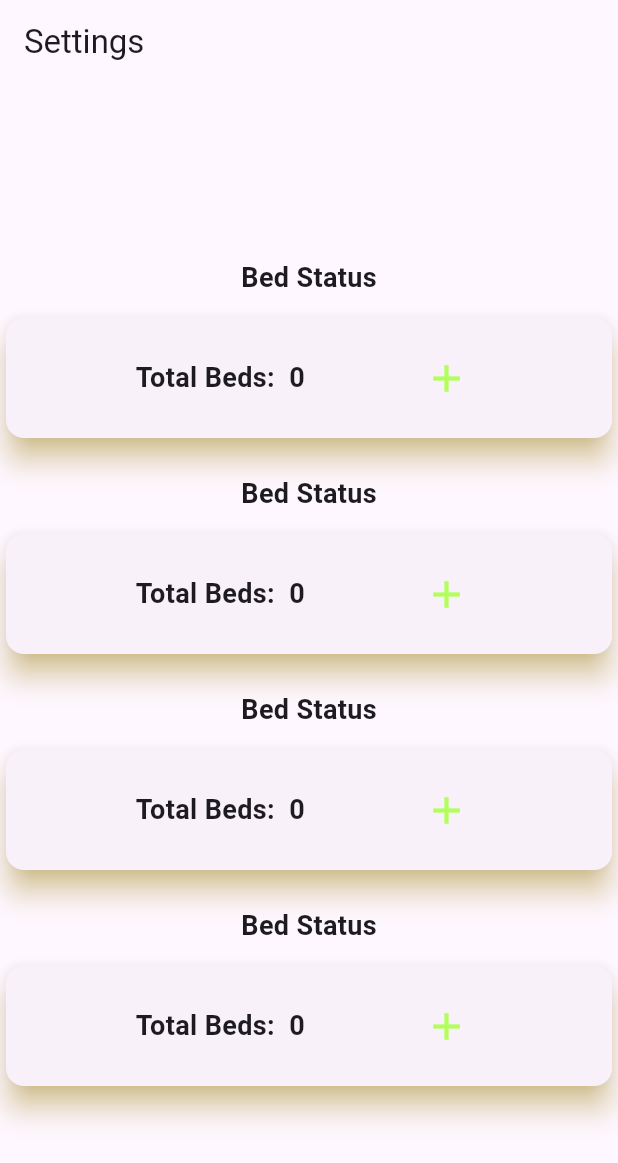
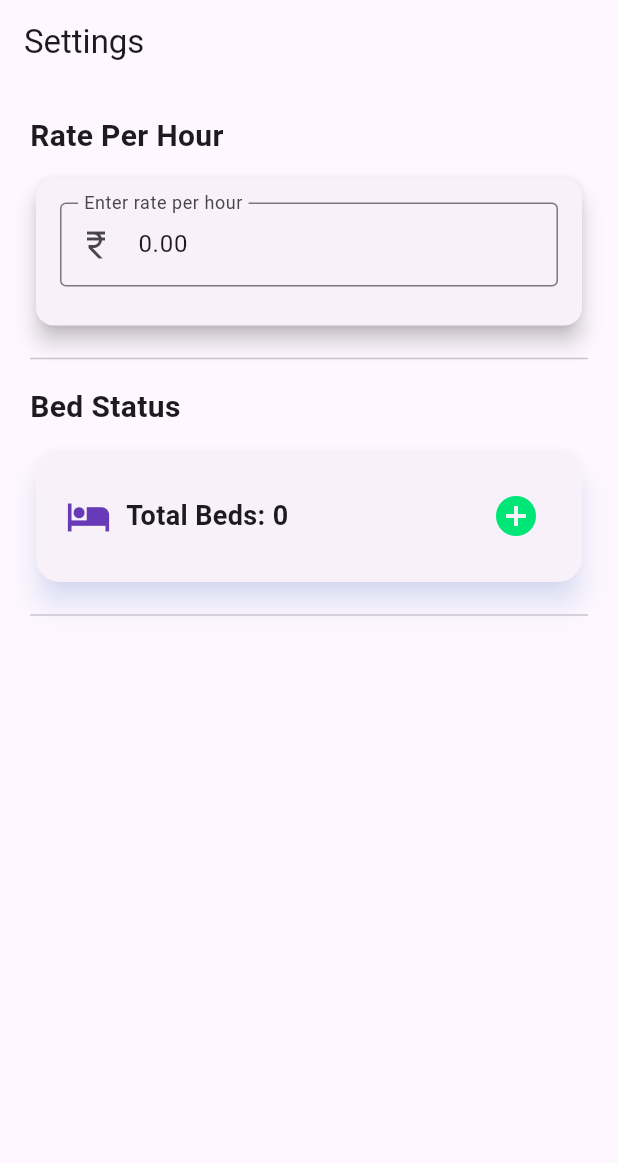
Before and after one commit to sameer1948/urban_rest, a Flutter app: the SettingsPage screen opened directly, on a phone screen of 412 x 824 dp. Shown: the top 1163 px of the screen. Run offline on Flutter 3.47's test engine with Material 3 defaults, Android fonts, the phone set to English and light mode, and no system bars; our stand-ins replace flutter_svg, percent_indicator, sqflite; accounts and stored records are empty.

Commit message:
Adding settings Page

```diff
--- a/lib/database/service/bedRateService.dart
+++ b/lib/database/service/bedRateService.dart
@@ -52,9 +52,9 @@ class BedRateservice {
   }
 
   /// Update a BedRate
-  Future<void> updateBedRate(BedRate bedRate) async {
+  Future<int?> updateBedRate(BedRate bedRate) async {
     final db = await DatabaseHelper().database;
-    await db.update(
+    return await db.update(
       DatabaseConstants.TABLE_BED_RATE,
       bedRate.toJson(),
       where: 'id = ?',
--- a/lib/pages/bed_page.dart
+++ b/lib/pages/bed_page.dart
@@ -1,5 +1,6 @@
+// ignore_for_file: deprecated_member_use, use_build_context_synchronously
+
 import 'package:flutter/material.dart';
-import 'package:flutter_svg/svg.dart';
 import 'package:urban_rest/constants/widgetConstants.dart';
 import 'package:urban_rest/database/service/bedRateService.dart';
 import 'package:urban_rest/database/service/bedService.dart';
@@ -7,7 +8,6 @@ import 'package:urban_rest/model/bed.dart';
 import 'package:urban_rest/model/bedStatus.dart';
 import 'package:urban_rest/widgets/bed_booking_widget.dart';
 import 'package:urban_rest/widgets/bed_widget.dart';
-import 'package:urban_rest/widgets/snack_bar_widget.dart';
 
 class BedPage extends StatefulWidget {
   const BedPage({super.key});
--- a/lib/pages/bottom_nav.dart
+++ b/lib/pages/bottom_nav.dart
@@ -37,7 +37,7 @@ class _BottomNavState extends State<BottomNav> {
           });
         },
         items: const [
-          BottomNavigationBarItem(icon: Icon(Icons.home), label: 'Home'),
+          BottomNavigationBarItem(icon: Icon(Icons.hotel), label: 'Beds'),
           BottomNavigationBarItem(
             icon: Icon(Icons.groups_3),
             label: 'Customers',
--- a/lib/pages/settings_page.dart
+++ b/lib/pages/settings_page.dart
@@ -2,11 +2,12 @@
 
 import 'package:flutter/material.dart';
 import 'package:urban_rest/constants/databaseConstants.dart';
+import 'package:urban_rest/database/service/bedRateService.dart';
 import 'package:urban_rest/database/service/bedService.dart';
 import 'package:urban_rest/database/service/commonServices.dart';
 import 'package:urban_rest/model/bed.dart';
+import 'package:urban_rest/model/bedRate.dart';
 import 'package:urban_rest/model/bedStatus.dart';
-
 import 'package:urban_rest/widgets/snack_bar_widget.dart';
 
 class SettingsPage extends StatefulWidget {
@@ -19,57 +20,205 @@ class SettingsPage extends StatefulWidget {
 class _SettingsPageState extends State<SettingsPage> {
   final Commonservices _commonServices = Commonservices();
   final BedService _bedServices = BedService();
+  final BedRateservice _bedRateServices = BedRateservice();
 
   int totalBeds = 0;
+  double ratePerHour = 0.0;
+  final TextEditingController _rateController = TextEditingController();
+  final FocusNode _rateFocusNode = FocusNode();
+  bool isRateChanged = false;
 
   @override
   void initState() {
     super.initState();
     getCounts();
+    loadRatePerHour();
+
+    _rateFocusNode.addListener(() {
+      if (!_rateFocusNode.hasFocus) {
+        // Reset text field if value not saved when losing focus
+        final currentValue = double.tryParse(_rateController.text);
+        if (currentValue != null &&
+            currentValue.toStringAsFixed(2) != ratePerHour.toStringAsFixed(2)) {
+          setState(() {
+            _rateController.text = ratePerHour.toStringAsFixed(2);
+            isRateChanged = false;
+          });
+        }
+      }
+    });
+  }
+
+  @override
+  void dispose() {
+    _rateFocusNode.dispose();
+    _rateController.dispose();
+    super.dispose();
   }
 
   void getCounts() async {
-    totalBeds = await _commonServices.getRowCount(DatabaseConstants.TABLE_BED);
+    int count = await _commonServices.getRowCount(DatabaseConstants.TABLE_BED);
+    setState(() {
+      totalBeds = count;
+    });
+  }
+
+  void loadRatePerHour() async {
+    var defaultRate = 0.0;
+    BedRate? bedRate = await _bedRateServices.getBedRateById(1);
+
+    if (bedRate == null) {
+      await _bedRateServices.insertRate(
+        BedRate(id: 1, pricePerHour: defaultRate),
+      );
+    }
+
+    setState(() {
+      ratePerHour = bedRate?.pricePerHour ?? defaultRate;
+      _rateController.text = ratePerHour.toStringAsFixed(2);
+    });
+  }
+
+  void saveRatePerHour() async {
+    double newRate = double.tryParse(_rateController.text) ?? ratePerHour;
+
+    int? value = await _bedRateServices.updateBedRate(
+      BedRate(id: 1, pricePerHour: newRate),
+    );
+
+    if (value != null && value >= 1) {
+      setState(() {
+        ratePerHour = newRate;
+        _rateController.text = ratePerHour.toStringAsFixed(2);
+        isRateChanged = false;
+      });
+
+      // Hide keyboard
+      FocusScope.of(context).unfocus();
+
+      SnackBarWidget.show(
+        context,
+        message: 'Rate updated successfully!',
+        color: Colors.green,
+        duration: Duration(seconds: 2),
+      );
+    } else {
+      SnackBarWidget.show(
+        context,
+        message: 'Failed to update rate!',
+        color: Colors.red,
+        duration: Duration(seconds: 2),
+      );
+    }
   }
 
   @override
   Widget build(BuildContext context) {
     return Scaffold(
       appBar: AppBar(title: const Text('Settings')),
-      body: Center(
+      body: SingleChildScrollView(
+        padding: const EdgeInsets.all(20),
         child: Column(
-          mainAxisSize: MainAxisSize.min,
+          crossAxisAlignment: CrossAxisAlignment.stretch,
           children: [
-            SizedBox(height: 20),
+            // Section 1: Rate Per Hour
             Text(
-              'Bed Status',
-              style: TextStyle(fontSize: 18, fontWeight: FontWeight.bold),
+              'Rate Per Hour',
+              style: TextStyle(fontSize: 20, fontWeight: FontWeight.bold),
             ),
-            SizedBox(height: 10),
+            const SizedBox(height: 10),
             Card(
-              shadowColor: Colors.amberAccent,
-              elevation: 8,
+              elevation: 6,
               shape: RoundedRectangleBorder(
                 borderRadius: BorderRadius.circular(12),
               ),
               child: Padding(
                 padding: const EdgeInsets.all(16.0),
+                child: Column(
+                  children: [
+                    TextField(
+                      controller: _rateController,
+                      focusNode: _rateFocusNode,
+                      keyboardType: TextInputType.numberWithOptions(
+                        decimal: true,
+                      ),
+                      decoration: InputDecoration(
+                        labelText: 'Enter rate per hour',
+                        prefixIcon: Icon(Icons.currency_rupee),
+                        border: OutlineInputBorder(),
+                      ),
+                      onChanged: (value) {
+                        final parsed = double.tryParse(value);
+                        setState(() {
+                          isRateChanged =
+                              parsed != null &&
+                              parsed.toStringAsFixed(2) !=
+                                  ratePerHour.toStringAsFixed(2);
+                        });
+                      },
+                    ),
+                    const SizedBox(height: 10),
+                    Visibility(
+                      visible: isRateChanged,
+                      child: ElevatedButton.icon(
+                        icon: Icon(Icons.save),
+                        label: Text('Save'),
+                        onPressed: saveRatePerHour,
+                        style: ElevatedButton.styleFrom(
+                          backgroundColor: Colors.green,
+                          padding: const EdgeInsets.symmetric(
+                            horizontal: 24,
+                            vertical: 12,
+                          ),
+                        ),
+                      ),
+                    ),
+                  ],
+                ),
+              ),
+            ),
+
+            const SizedBox(height: 10),
+            Divider(),
+            const SizedBox(height: 10),
+
+            // Section 2: Bed Status
+            Text(
+              'Bed Status',
+              style: TextStyle(fontSize: 20, fontWeight: FontWeight.bold),
+            ),
+            const SizedBox(height: 10),
+            Card(
+              elevation: 8,
+              shadowColor: Colors.blueAccent.withOpacity(0.3),
+              shape: RoundedRectangleBorder(
+                borderRadius: BorderRadius.circular(16),
+              ),
+              child: Padding(
+                padding: const EdgeInsets.all(20),
                 child: Row(
-                  mainAxisAlignment: MainAxisAlignment.spaceEvenly,
+                  mainAxisAlignment: MainAxisAlignment.spaceBetween,
                   children: [
-                    Text(
-                      'Total Beds:  $totalBeds',
-                      style: TextStyle(
-                        fontSize: 18,
-                        fontWeight: FontWeight.bold,
-                      ),
+                    Row(
+                      children: [
+                        Icon(Icons.hotel, color: Colors.deepPurple, size: 30),
+                        SizedBox(width: 10),
+                        Text(
+                          'Total Beds: $totalBeds',
+                          style: TextStyle(
+                            fontSize: 18,
+                            fontWeight: FontWeight.w600,
+                          ),
+                        ),
+                      ],
                     ),
                     IconButton(
                       icon: Icon(
-                        Icons.add,
-                        color: Colors.lightGreenAccent,
-                        size: 30,
+                        Icons.add_circle,
+                        color: Colors.greenAccent.shade400,
+                        size: 32,
                       ),
+                      tooltip: 'Add New Bed',
                       onPressed: () async {
                         var i = await _bedServices.insertBed(
                           Bed(id: totalBeds + 1, status: BedStatus.available),
@@ -88,9 +237,7 @@ class _SettingsPageState extends State<SettingsPage> {
                             color: Colors.green,
                             duration: Duration(seconds: 2),
                           );
-                          setState(() {
-                            getCounts();
-                          });
+                          getCounts();
                         }
                       },
                     ),
@@ -98,180 +245,10 @@ class _SettingsPageState extends State<SettingsPage> {
                 ),
               ),
             ),
-            SizedBox(height: 20),
-            Text(
-              'Bed Status',
-              style: TextStyle(fontSize: 18, fontWeight: FontWeight.bold),
-            ),
-            SizedBox(height: 10),
-            Card(
-              shadowColor: Colors.amberAccent,
-              elevation: 8,
-              shape: RoundedRectangleBorder(
-                borderRadius: BorderRadius.circular(12),
-              ),
-              child: Padding(
-                padding: const EdgeInsets.all(16.0),
-                child: Row(
-                  mainAxisAlignment: MainAxisAlignment.spaceEvenly,
-                  children: [
-                    Text(
-                      'Total Beds:  $totalBeds',
-                      style: TextStyle(
-                        fontSize: 18,
-                        fontWeight: FontWeight.bold,
-                      ),
-                    ),
-                    IconButton(
-                      icon: Icon(
-                        Icons.add,
-                        color: Colors.lightGreenAccent,
-                        size: 30,
-                      ),
-                      onPressed: () async {
-                        var i = await _bedServices.insertBed(
-                          Bed(id: totalBeds + 1, status: BedStatus.available),
-                        );
-                        if (i == -1) {
-                          SnackBarWidget.show(
-                            context,
-                            message: 'Failed Save Bed!',
-                            color: Colors.red,
-                            duration: Duration(seconds: 2),
-                          );
-                        } else {
-                          SnackBarWidget.show(
-                            context,
-                            message: 'New Bed Added!',
-                            color: Colors.green,
-                            duration: Duration(seconds: 2),
-                          );
-                          setState(() {
-                            getCounts();
-                          });
-                        }
-                      },
-                    ),
-                  ],
-                ),
-              ),
-            ),
-            SizedBox(height: 20),
-            Text(
-              'Bed Status',
-              style: TextStyle(fontSize: 18, fontWeight: FontWeight.bold),
-            ),
-            SizedBox(height: 10),
-            Card(
-              shadowColor: Colors.amberAccent,
-              elevation: 8,
-              shape: RoundedRectangleBorder(
-                borderRadius: BorderRadius.circular(12),
-              ),
-              child: Padding(
-                padding: const EdgeInsets.all(16.0),
-                child: Row(
-                  mainAxisAlignment: MainAxisAlignment.spaceEvenly,
-                  children: [
-                    Text(
-                      'Total Beds:  $totalBeds',
-                      style: TextStyle(
-                        fontSize: 18,
-                        fontWeight: FontWeight.bold,
-                      ),
-                    ),
-                    IconButton(
-                      icon: Icon(
-                        Icons.add,
-                        color: Colors.lightGreenAccent,
-                        size: 30,
-                      ),
-                      onPressed: () async {
-                        var i = await _bedServices.insertBed(
-                          Bed(id: totalBeds + 1, status: BedStatus.available),
-                        );
-                        if (i == -1) {
-                          SnackBarWidget.show(
-                            context,
-                            message: 'Failed Save Bed!',
-                            color: Colors.red,
-                            duration: Duration(seconds: 2),
-                          );
-                        } else {
-                          SnackBarWidget.show(
-                            context,
-                            message: 'New Bed Added!',
-                            color: Colors.green,
-                            duration: Duration(seconds: 2),
-                          );
-                          setState(() {
-                            getCounts();
-                          });
-                        }
-                      },
-                    ),
-                  ],
-                ),
-              ),
-            ),
-            SizedBox(height: 20),
-            Text(
-              'Bed Status',
-              style: TextStyle(fontSize: 18, fontWeight: FontWeight.bold),
-            ),
-            SizedBox(height: 10),
-            Card(
-              shadowColor: Colors.amberAccent,
-              elevation: 8,
-              shape: RoundedRectangleBorder(
-                borderRadius: BorderRadius.circular(12),
-              ),
-              child: Padding(
-                padding: const EdgeInsets.all(16.0),
-                child: Row(
-                  mainAxisAlignment: MainAxisAlignment.spaceEvenly,
-                  children: [
-                    Text(
-                      'Total Beds:  $totalBeds',
-                      style: TextStyle(
-                        fontSize: 18,
-                        fontWeight: FontWeight.bold,
-                      ),
-                    ),
-                    IconButton(
-                      icon: Icon(
-                        Icons.add,
-                        color: Colors.lightGreenAccent,
-                        size: 30,
-                      ),
-                      onPressed: () async {
-                        var i = await _bedServices.insertBed(
-                          Bed(id: totalBeds + 1, status: BedStatus.available),
-                        );
-                        if (i == -1) {
-                          SnackBarWidget.show(
-                            context,
-                            message: 'Failed Save Bed!',
-                            color: Colors.red,
-                            duration: Duration(seconds: 2),
-                          );
-                        } else {
-                          SnackBarWidget.show(
-                            context,
-                            message: 'New Bed Added!',
-                            color: Colors.green,
-                            duration: Duration(seconds: 2),
-                          );
-                          setState(() {
-                            getCounts();
-                          });
-                        }
-                      },
-                    ),
-                  ],
-                ),
-              ),
-            ),
+
+            const SizedBox(height: 10),
+            Divider(),
+            const SizedBox(height: 10),
           ],
         ),
       ),
```
